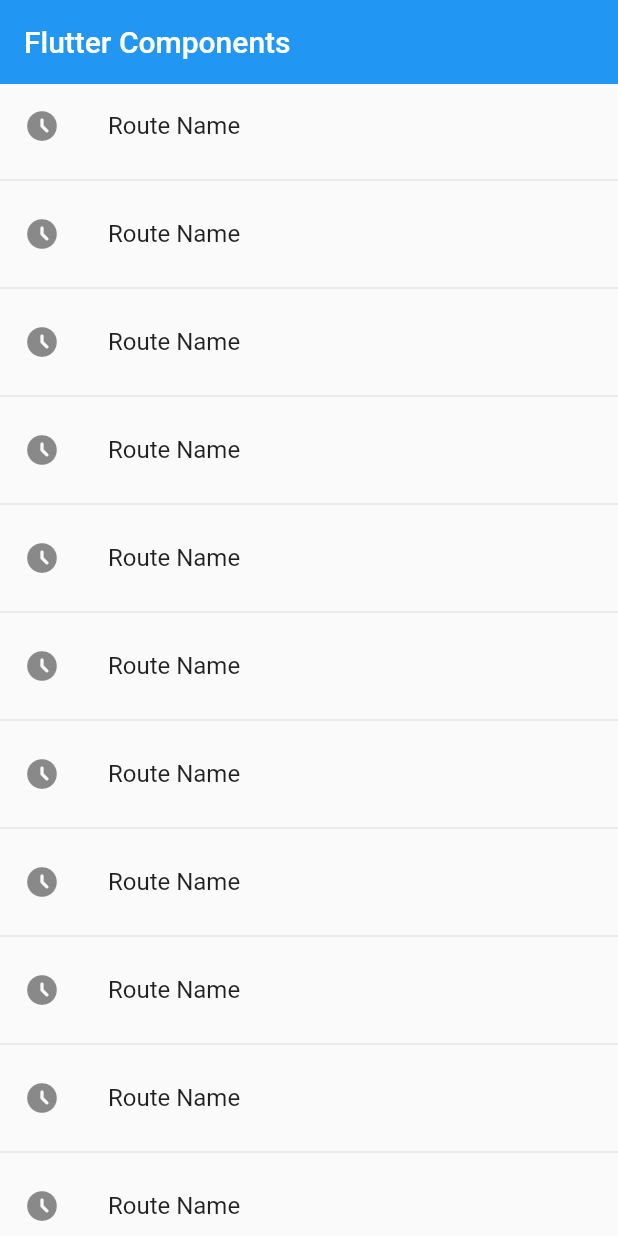
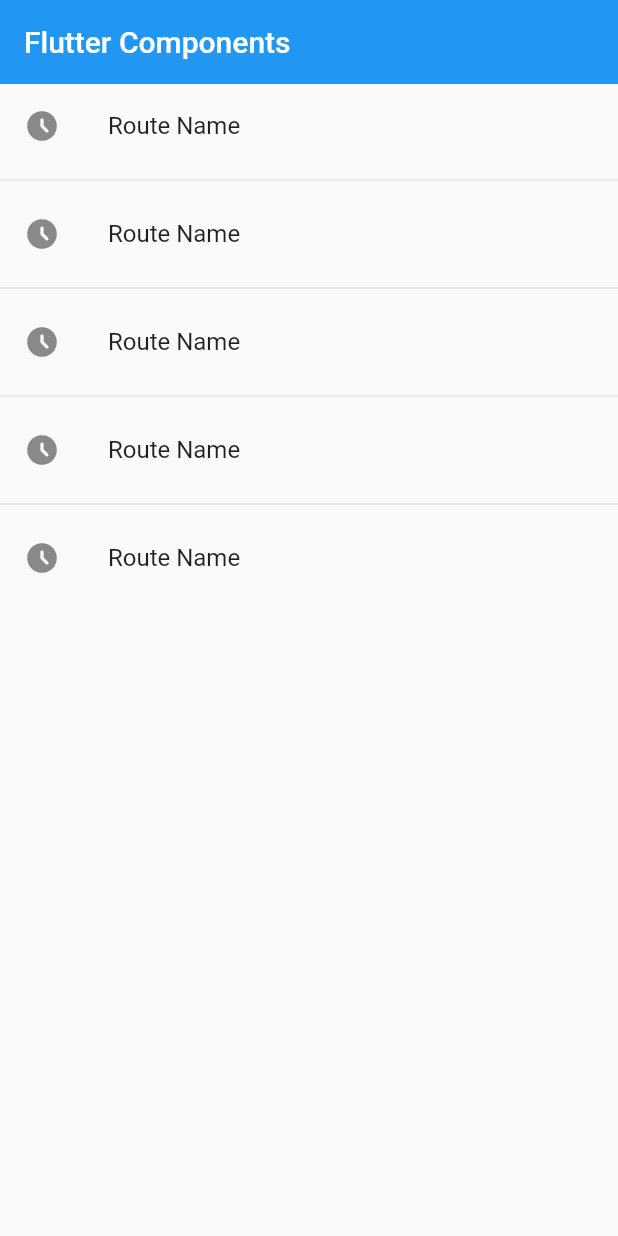
Before and after one commit to bastndev/Flutter-ListView-1, a Flutter app: the screen it shows after launch, on a phone screen of 412 x 824 dp. Run offline on Flutter 3.47's test engine with Material 2 defaults, Android fonts, the light colour scheme and no system bars.

Commit message:
Cambio U

```diff
--- a/lib/main.dart
+++ b/lib/main.dart
@@ -16,7 +16,7 @@
 
       /* --- --- --- --- --- --- Links */
         initialRoute: AppRoutes.initialRoute,
-        routes: AppRoutes.routes,
+        routes: AppRoutes.getAppRoutes(),
         onGenerateRoute: AppRoutes.onGenerateRoute
     );
   }
--- /dev/null
+++ b/lib/models/menu_option.dart
@@ -0,0 +1,16 @@
+import 'package:flutter/material.dart' show IconData, Widget;
+import 'package:flutter/widgets.dart';
+
+class MenuOptios {
+  //
+  final String route;
+  final IconData icon;
+  final String name;
+  final Widget screen;
+
+  MenuOptios(
+      {required this.route,
+      required this.icon,
+      required this.name,
+      required this.screen});
+}
--- /dev/null
+++ b/lib/models/models.dart
@@ -0,0 +1,3 @@
+
+
+export 'package:github_flutter_1/models/menu_option.dart';
--- a/lib/router/app_routers.dart
+++ b/lib/router/app_routers.dart
@@ -1,19 +1,58 @@
 import 'package:flutter/material.dart';
 
+import 'package:github_flutter_1/models/models.dart';
 import '../screens/screens.dart';
-
 // import 'package:flutter/cupertino.dart';
 
 class AppRoutes {
   static const initialRoute = 'home';
 
-  static Map<String, Widget Function(BuildContext)> routes = {
-    'home': (BuildContext context) => const HomeScreen(),
-    'ListView1': (BuildContext context) => const ListView1Screen(),
-    'ListView2': (BuildContext context) => const ListView2Screen(),
-    'alert': (BuildContext context) => const AlertScreen(),
-    'card': (BuildContext context) => const CardScreen(),
-  };
+  static final menuOptios = <MenuOptios>[
+    // TODO: borrar home
+    MenuOptios(
+        route: 'home',
+        name: 'Home Screen',
+        screen: const HomeScreen(),
+        icon: Icons.adb_sharp),
+    MenuOptios(
+        route: 'ListView1',
+        name: 'ListView tipe 1',
+        screen: const ListView1Screen(),
+        icon: Icons.ac_unit_rounded),
+    MenuOptios(
+        route: 'ListView2',
+        name: 'ListView tipe 1',
+        screen: const ListView2Screen(),
+        icon: Icons.add_box_sharp),
+    MenuOptios(
+        route: 'Alert',
+        name: 'Alert Screen',
+        screen: const AlertScreen(),
+        icon: Icons.add_alert),
+    MenuOptios(
+        route: 'Card',
+        name: 'Tarjetas - Card',
+        screen: const CardScreen(),
+        icon: Icons.flip_camera_ios_rounded),
+  ];
+
+  static Map<String, Widget Function(BuildContext)> getAppRoutes() {
+    Map<String, Widget Function(BuildContext)> appRoutes = {};
+
+    for (final option in menuOptios) {
+      appRoutes.addAll({option.route: (BuildContext context) => option.screen});
+    }
+
+    return appRoutes;
+  }
+
+  // static Map<String, Widget Function(BuildContext)> routes = {
+  //   'home': (BuildContext context) => const HomeScreen(),
+  //   'ListView1': (BuildContext context) => const ListView1Screen(),
+  //   'ListView2': (BuildContext context) => const ListView2Screen(),
+  //   'alert': (BuildContext context) => const AlertScreen(),
+  //   'card': (BuildContext context) => const CardScreen(),
+  // };
 
   static Route<dynamic> onGenerateRoute(RouteSettings settings) {
     return MaterialPageRoute(
--- a/lib/screens/home_screen.dart
+++ b/lib/screens/home_screen.dart
@@ -1,5 +1,6 @@
 import 'package:flutter/material.dart';
-import 'package:github_flutter_1/screens/screens.dart';
+
+import 'package:github_flutter_1/router/app_routers.dart';
 
 class HomeScreen extends StatelessWidget {
   const HomeScreen({Key? key}) : super(key: key);
@@ -29,7 +30,8 @@
                 },
               ),
           separatorBuilder: (_, __) => const Divider(),
-          itemCount: 20),
+          itemCount: AppRoutes.menuOptios.length
+        ),
     );
   }
 }
```
